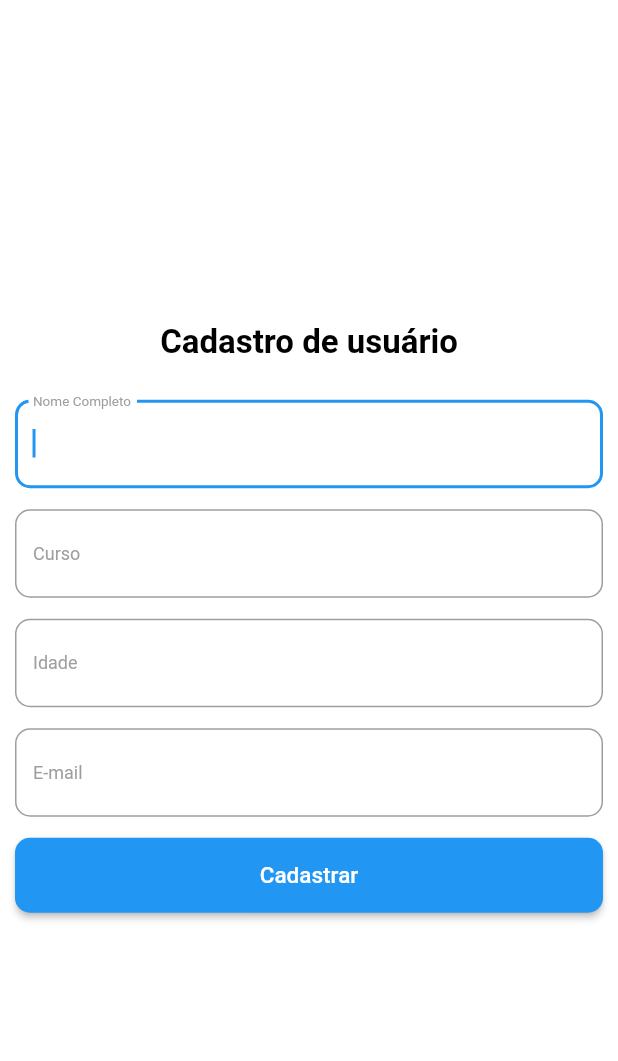
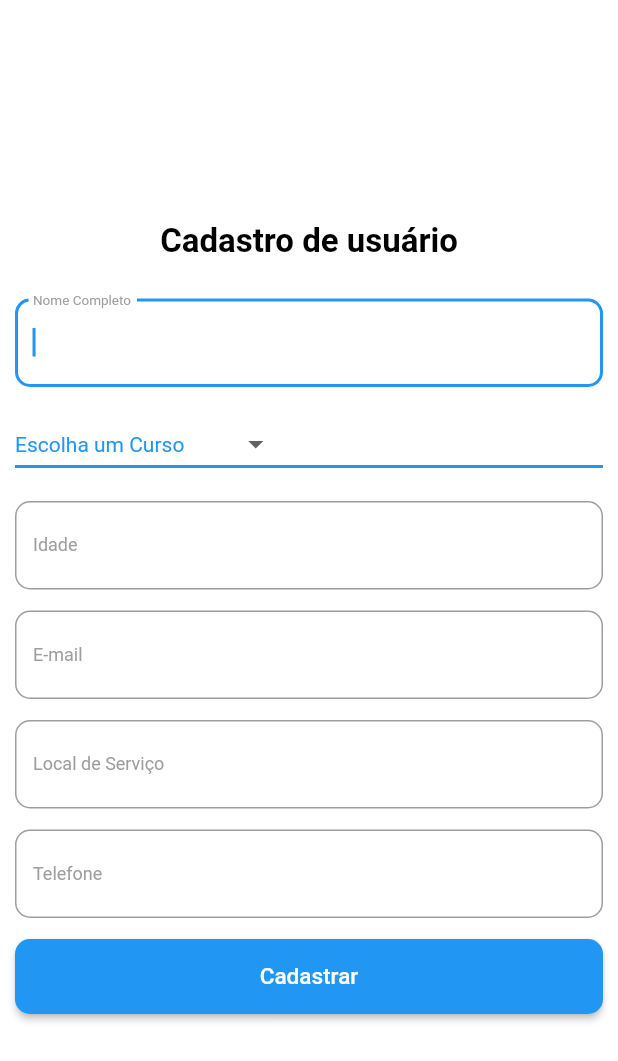
Before and after one commit to thalamicworm3/Convid-A, a Flutter app: the CadastroScreen screen opened directly, on a phone screen of 412 x 824 dp. Shown: the top 1061 px of the screen. Run offline on Flutter 3.47's test engine with Material 2 defaults, Android fonts, the light colour scheme and no system bars; our stand-ins replace cloud_firestore, shared_preferences; accounts and stored records are empty; Roboto replaces fonts that are missing (Montserrat).

Commit message:
Versão 1.0

```diff
--- a/appcovid/lib/cadastropage.dart
+++ b/appcovid/lib/cadastropage.dart
@@ -6,6 +6,8 @@ String cursop;
 String idadep;
 String emailp;
 String statuscovid;
+String trabalhop;
+String telefonep;
 
 class CadastroScreen extends StatefulWidget {
   @override
@@ -18,6 +20,9 @@ class _CadastroScreen extends State<CadastroScreen> {
   final curso = TextEditingController();
   final idade = TextEditingController();
   final email = TextEditingController();
+  final trabalho = TextEditingController();
+  final telefone = TextEditingController();
+  String dropdownValue = 'Escolha um Curso';
 
   Widget build(BuildContext context) {
     return Scaffold(
@@ -58,21 +63,32 @@ class _CadastroScreen extends State<CadastroScreen> {
               Padding(
                 padding: EdgeInsets.only(bottom: 14),
               ),
-              TextFormField(
-                  controller: curso,
-                  keyboardType: TextInputType.text,
-                  decoration: InputDecoration(
-                    labelStyle: TextStyle(color: Colors.grey, fontSize: 12),
-                    labelText: "Curso",
-                    border: OutlineInputBorder(
-                      borderRadius: BorderRadius.circular(10),
-                    ),
-                  ),
-                  autofocus: true,
-                  style: new TextStyle(
-                    color: Colors.black,
-                    fontFamily: "Montserrat",
-                  )),
+              DropdownButton<String>(
+                value: dropdownValue,
+                style: TextStyle(color: Colors.blue),
+                underline: Container(
+                  height: 2,
+                  color: Colors.blue,
+                ),
+                onChanged: (String newValue) {
+                  setState(() {
+                    dropdownValue = newValue;
+                  });
+                },
+                items: <String>[
+                  'Escolha um Curso',
+                  'Medicina',
+                  'Administração',
+                  'Ciência da Computação',
+                  'Enfermagem',
+                  'Engenharia'
+                ].map<DropdownMenuItem<String>>((String value) {
+                  return DropdownMenuItem<String>(
+                    value: value,
+                    child: Text(value),
+                  );
+                }).toList(),
+              ),
               Padding(
                 padding: EdgeInsets.only(bottom: 14),
               ),
@@ -112,6 +128,42 @@ class _CadastroScreen extends State<CadastroScreen> {
               Padding(
                 padding: EdgeInsets.only(bottom: 14),
               ),
+              TextFormField(
+                  controller: trabalho,
+                  keyboardType: TextInputType.text,
+                  decoration: InputDecoration(
+                    labelStyle: TextStyle(color: Colors.grey, fontSize: 12),
+                    labelText: "Local de Serviço",
+                    border: OutlineInputBorder(
+                      borderRadius: BorderRadius.circular(10),
+                    ),
+                  ),
+                  autofocus: true,
+                  style: new TextStyle(
+                    color: Colors.black,
+                    fontFamily: "Montserrat",
+                  )),
+              Padding(
+                padding: EdgeInsets.only(bottom: 14),
+              ),
+              TextFormField(
+                  controller: telefone,
+                  keyboardType: TextInputType.number,
+                  decoration: InputDecoration(
+                    labelStyle: TextStyle(color: Colors.grey, fontSize: 12),
+                    labelText: "Telefone",
+                    border: OutlineInputBorder(
+                      borderRadius: BorderRadius.circular(10),
+                    ),
+                  ),
+                  autofocus: true,
+                  style: new TextStyle(
+                    color: Colors.black,
+                    fontFamily: "Montserrat",
+                  )),
+              Padding(
+                padding: EdgeInsets.only(bottom: 14),
+              ),
               ButtonTheme(
                 height: 50,
                 buttonColor: Colors.blue,
@@ -120,11 +172,16 @@ class _CadastroScreen extends State<CadastroScreen> {
                       borderRadius: new BorderRadius.circular(10.0)),
                   color: Colors.blue,
                   onPressed: () {
+                    if (dropdownValue == "Escolha um Curso") {
+                      dropdownValue = "Não Selecionado";
+                    }
                     setState(() {
                       nomep = nome.text;
-                      cursop = curso.text;
+                      cursop = dropdownValue;
                       idadep = idade.text;
                       emailp = email.text;
+                      trabalhop = trabalho.text;
+                      telefonep = telefone.text;
                     });
                     Navigator.push(
                       context,
--- a/appcovid/lib/firebase/cadastro.dart
+++ b/appcovid/lib/firebase/cadastro.dart
@@ -5,12 +5,20 @@ class Cadastro {
   String curso;
   String idade;
   String email;
+  String trabalho;
+  String telefone;
   String statuscovid;
-
 
   DocumentReference reference;
 
-  Cadastro(this.nome, {this.curso,this.email,this.idade,this.statuscovid, this.reference});
+  Cadastro(this.nome,
+      {this.curso,
+      this.email,
+      this.idade,
+      this.trabalho,
+      this.telefone,
+      this.statuscovid,
+      this.reference});
 
   factory Cadastro.fromSnapshot(DocumentSnapshot snapshot) {
     Cadastro novoCadastro = Cadastro.fromJson(snapshot.data);
@@ -18,25 +26,30 @@ class Cadastro {
     return novoCadastro;
   }
 
-  factory Cadastro.fromJson(Map<dynamic, dynamic> json) => _CadastroFromJson(json);
+  factory Cadastro.fromJson(Map<dynamic, dynamic> json) =>
+      _CadastroFromJson(json);
 
   Map<String, dynamic> toJson() => _SugestaoToJson(this);
 }
 
 Cadastro _CadastroFromJson(Map<dynamic, dynamic> json) {
-  return Cadastro(json['nome'] as String,
-      curso: json['curso'] as String,
-      idade: json['idade'] as String,
-      email: json['email'] as String,
-      statuscovid: json['statuscovid'] as String,
-      );
+  return Cadastro(
+    json['nome'] as String,
+    curso: json['curso'] as String,
+    idade: json['idade'] as String,
+    email: json['email'] as String,
+    trabalho: json['trabalho'] as String,
+    telefone: json['telefone'] as String,
+    statuscovid: json['statuscovid'] as String,
+  );
 }
 
-Map<String, dynamic> _SugestaoToJson(Cadastro instance) =>
-    <String, dynamic>{
+Map<String, dynamic> _SugestaoToJson(Cadastro instance) => <String, dynamic>{
       'nome': instance.nome,
       'curso': instance.curso,
-      'idade':instance.idade,
-      'email':instance.email,
-      'statuscovid':instance.statuscovid,
+      'idade': instance.idade,
+      'email': instance.email,
+      'trabalho': instance.trabalho,
+      'telefone': instance.telefone,
+      'statuscovid': instance.statuscovid,
     };
--- a/appcovid/lib/firebase/lista_de_cadastro.dart
+++ b/appcovid/lib/firebase/lista_de_cadastro.dart
@@ -23,7 +23,8 @@ class _CadastroListState extends State<CadastroList> {
   Widget build(BuildContext context) {
     return Scaffold(
       appBar: AppBar(
-        title: Text("Lista de Sugestões"),backgroundColor: cor,
+        title: Text("Lista de Sugestões"),
+        backgroundColor: cor,
         /*
         leading: GestureDetector(
           onTap: _incrementCounter,
@@ -51,7 +52,6 @@ class _CadastroListState extends State<CadastroList> {
         child: Icon(Icons.add),
       ),
     );
-
   }
   //define a cor
   /*
@@ -89,13 +89,14 @@ class _CadastroListState extends State<CadastroList> {
                   child: Text("Cancelar")),
               FlatButton(
                   onPressed: () {
-                    Cadastro novoCadastro = Cadastro(
-                        nomep,
+                    Cadastro novoCadastro = Cadastro(nomep,
                         curso: cursop,
                         idade: idadep,
                         email: emailp,
+                        trabalho: trabalhop,
+                        telefone: telefonep,
                         statuscovid: dialogWidget.aplicativoStatuscovid);
-                        repository.addSugestao(novoCadastro);
+                    repository.addSugestao(novoCadastro);
                     Navigator.of(context).pop();
                   },
                   child: Text("Adicionar"))
@@ -120,8 +121,8 @@ class _CadastroListState extends State<CadastroList> {
       margin: const EdgeInsets.all(15.0),
       padding: const EdgeInsets.all(3.0),
       //color: Colors.blueGrey,
-      decoration: BoxDecoration(
-          color: cor, border: Border.all(color: Colors.black)),
+      decoration:
+          BoxDecoration(color: cor, border: Border.all(color: Colors.black)),
       child: InkWell(
         child: Row(
           children: <Widget>[
```
Also changed, not shown: appcovid/lib/firebase/add_cadastro.dart (+23 -22 lines), appcovid/lib/respostafim.dart (+9 -8 lines), appcovid/lib/respostatela1.dart (+9 -8 lines), appcovid/lib/respostatela2.dart (+9 -8 lines), appcovid/lib/respostatela3.dart (+9 -8 lines), appcovid/lib/respostatelaMedia.dart (+9 -8 lines).
